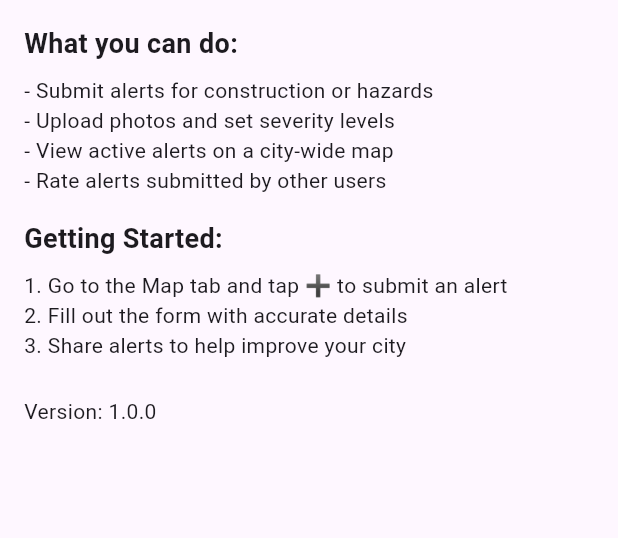
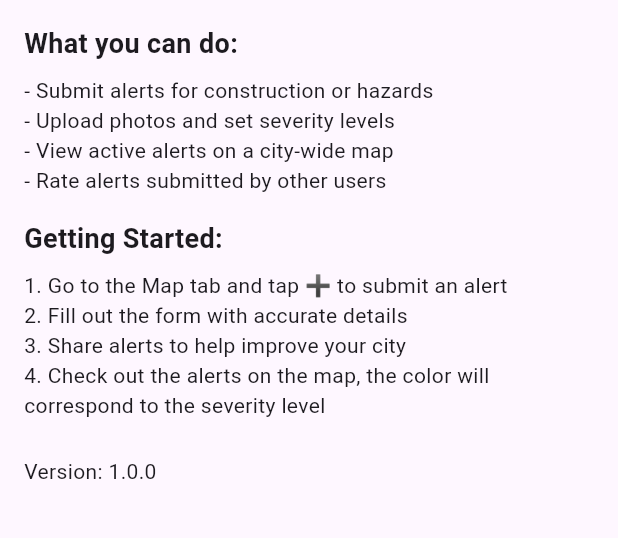
Before and after one commit to darrock7/UrbanNa, a Flutter app: the AboutView screen opened directly, on a phone screen of 412 x 824 dp, the part 282-820 px from its top. Run offline on Flutter 3.47's test engine with Material 3 defaults, Android fonts, the phone set to English and light mode, and no system bars; our stand-ins replace flutter_map, geolocator, image_picker, latlong2, sqflite, sqflite_common_ffi; accounts and stored records are empty.

```diff
--- a/lib/helpers/data_helper.dart
+++ b/lib/helpers/data_helper.dart
@@ -11,6 +11,7 @@ class DataHelper {
 
   static final columnCategory = "category";
   static final columnType = "type";
+  static final columnSeverity = "severity";
 
   static final columnDescription = "description";
   static final columnLocation = "location";
@@ -38,7 +39,8 @@ class DataHelper {
         $columnCategory TEXT NOT NULL,
         $columnType TEXT NOT NULL,
         $columnDescription TEXT NOT NULL,
-        $columnLocation TEXT NOT NULL
+        $columnLocation TEXT NOT NULL,
+        $columnSeverity TEXT NOT NULL
       )
     ''');
   }
--- a/lib/models/report.dart
+++ b/lib/models/report.dart
@@ -6,6 +6,7 @@ class Report {
   final String type;     // 'Safety Hazard' or 'Incident'
   final String description;
   final String location;
+  final String severity;
 
   Report({
     this.id,
@@ -13,6 +14,7 @@ class Report {
     required this.type,
     required this.description,
     required this.location,
+    required this.severity,
   });
 
   //
@@ -22,6 +24,7 @@ class Report {
       'type': type,
       'description': description,
       'location': location,
+      'severity': severity,
     };
   }
 
@@ -33,6 +36,7 @@ class Report {
       type: map['type'] ?? 'Unknown',
       description: map['description'] ?? 'Unknown',
       location: map['location'] ?? 'Unknown',
+      severity: map['severity'] ?? 'Low',
     );
   }
 }
--- a/lib/views/about.dart
+++ b/lib/views/about.dart
@@ -42,6 +42,7 @@ class AboutView extends StatelessWidget {
             Text("1. Go to the Map tab and tap ➕ to submit an alert"),
             Text("2. Fill out the form with accurate details"),
             Text("3. Share alerts to help improve your city"),
+            Text("4. Check out the alerts on the map, the color will correspond to the severity level"),
             SizedBox(height: 24),
             Text("Version: 1.0.0"),
           ],
--- a/lib/views/profile.dart
+++ b/lib/views/profile.dart
@@ -84,6 +84,7 @@ class _ProfileViewState extends State<ProfileView> {
                   _email = updated['email']!;
                 });
 
+                // ignore: use_build_context_synchronously
                 ScaffoldMessenger.of(context).showSnackBar(
                   const SnackBar(content: Text('Profile updated!')),
                 );
--- a/lib/views/submit_alert.dart
+++ b/lib/views/submit_alert.dart
@@ -79,6 +79,7 @@ void _submitAlert() async {
     type: _selectedType,
     description: _descriptionController.text.trim(),
     location: location,
+    severity: _selectedSeverity,
   );
 
   await Provider.of<ReportProvider>(context, listen: false).addReport(newReport);
--- a/pubspec.yaml
+++ b/pubspec.yaml
@@ -30,7 +30,7 @@ environment:
 dependencies:
   flutter:
     sdk: flutter
-  flutter_map: ^6.1.0
+  flutter_map: ^8.1.1
   latlong2: ^0.9.0
 
   # The following adds the Cupertino Icons font to your application.
@@ -41,7 +41,7 @@ dependencies:
   sqflite: ^2.0.0
   provider: ^6.0.5 # or latest from https://pub.dev/packages/provider
   path_provider: ^2.0.0 # or latest from https://pub.dev/packages/path_provider
-  geolocator: ^10.1.0
+  geolocator: ^14.0.0
   sqflite_common_ffi: ^2.3.0
 
 dev_dependencies:
```
Also changed, not shown: lib/views/map.dart (+21 -3 lines), pubspec.lock, 1 other file.
